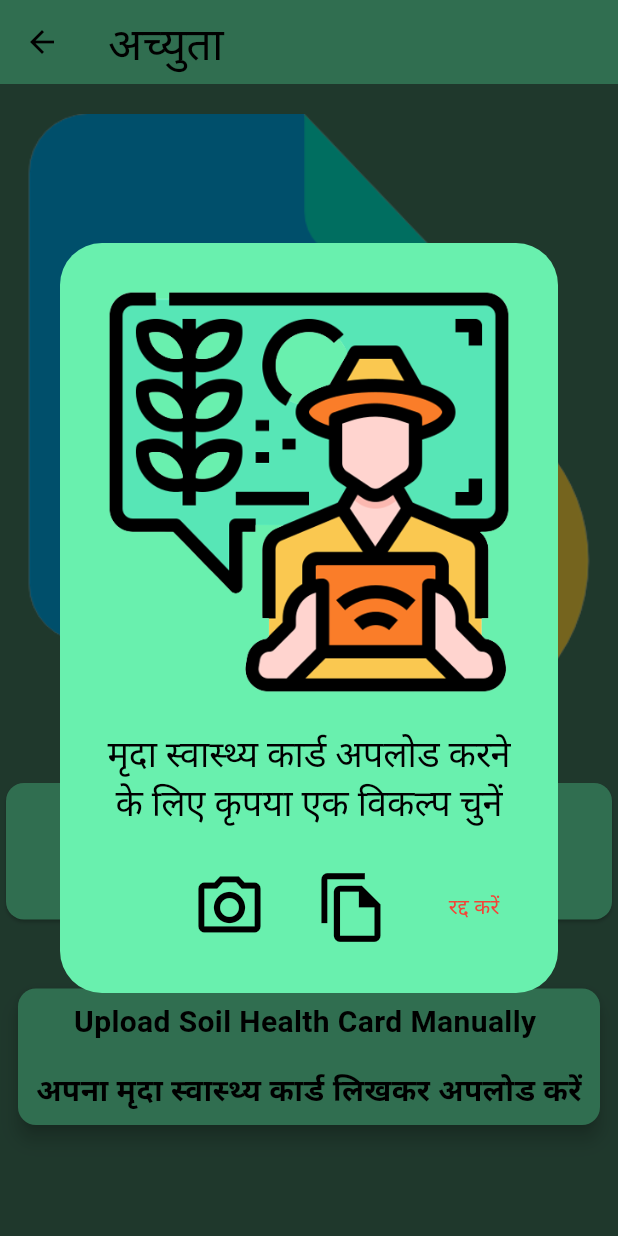
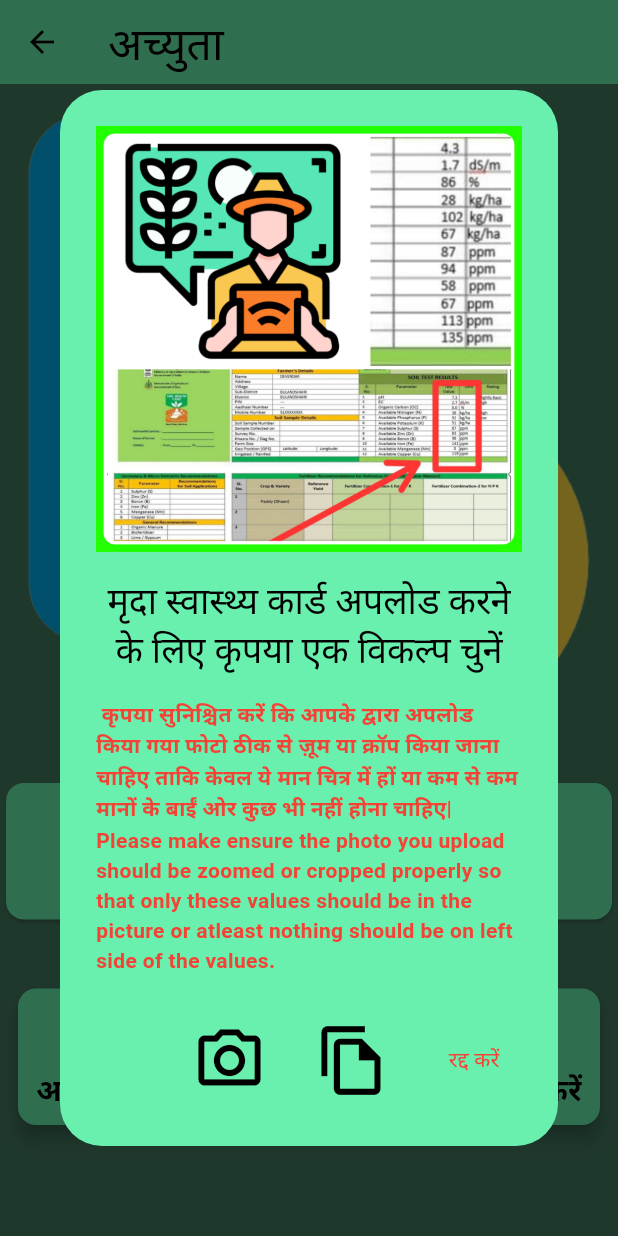
Before and after one commit to D-extremity/Achuyta-2.0, a Flutter app: the Upload screen opened directly, after a tap on "Upload Your Soil Health Card", on a phone screen of 412 x 824 dp. Run offline on Flutter 3.47's test engine with Material 2 defaults, Android fonts, the phone set to English and light mode, and no system bars; our stand-ins replace geocoding, image_picker, location; missing offline and left inert: google_mlkit_text_recognition.

Commit message:
Bug Fixed

```diff
--- a/lib/pages/upload.dart
+++ b/lib/pages/upload.dart
@@ -54,7 +54,7 @@ class _UploadState extends State<Upload> {
                         style: TextStyle(color: Colors.black),
                       ),
                       content: const Text(
-                        "कृपया सुनिश्चित करें कि आपके द्वारा अपलोड किया गया फोटो ठीक से ज़ूम या क्रॉप किया जाना चाहिए ताकि केवल ये मान चित्र में हों या कम से कम मानों के बाईं ओर कुछ भी नहीं होना चाहिए|\nPlease make ensure the photo you upload should be zoomed or cropped properly so that only these values should be in the picture or atleast nothing should be on left side of the values .",
+                        "कृपया सुनिश्चित करें कि आपके द्वारा अपलोड किया गया फोटो ठीक से ज़ूम या क्रॉप किया जाना चाहिए ताकि केवल ये मान चित्र में हों या कम से कम मानों के बाईं ओर कुछ भी नहीं होना चाहिए|\nPlease make ensure the photo you upload should be zoomed or cropped properly so that only these values should be in the picture or atleast nothing should be on left side of the values.",
                         style: TextStyle(
                             color: Colors.red, fontWeight: FontWeight.w600),
                       ),
@@ -138,10 +138,15 @@ class _UploadState extends State<Upload> {
                 builder: (context) {
                   return AlertDialog(
                     backgroundColor: Colors.greenAccent,
-                    icon: Image.asset("assets/farmericon.png"),
+                    icon: Image.asset("assets/infor.jpg"),
                     title: const Text(
                       "मृदा स्वास्थ्य कार्ड अपलोड करने के लिए कृपया एक विकल्प चुनें",
                       style: TextStyle(color: Colors.black),
+                    ),
+                    content: const Text(
+                      " कृपया सुनिश्चित करें कि आपके द्वारा अपलोड किया गया फोटो ठीक से ज़ूम या क्रॉप किया जाना चाहिए ताकि केवल ये मान चित्र में हों या कम से कम मानों के बाईं ओर कुछ भी नहीं होना चाहिए|\nPlease make ensure the photo you upload should be zoomed or cropped properly so that only these values should be in the picture or atleast nothing should be on left side of the values.",
+                      style: TextStyle(
+                          color: Colors.red, fontWeight: FontWeight.w600),
                     ),
                     actions: [
                       IconButton(
--- a/pubspec.yaml
+++ b/pubspec.yaml
@@ -69,6 +69,7 @@ flutter:
   assets:
       - assets/farmericon.png
       - assets/uploadimage.png
+      - assets/infor.jpg
       - assets/
   # An image asset can refer to one or more resolution-specific "variants", see
   # https://flutter.dev/assets-and-images/#resolution-aware
```
